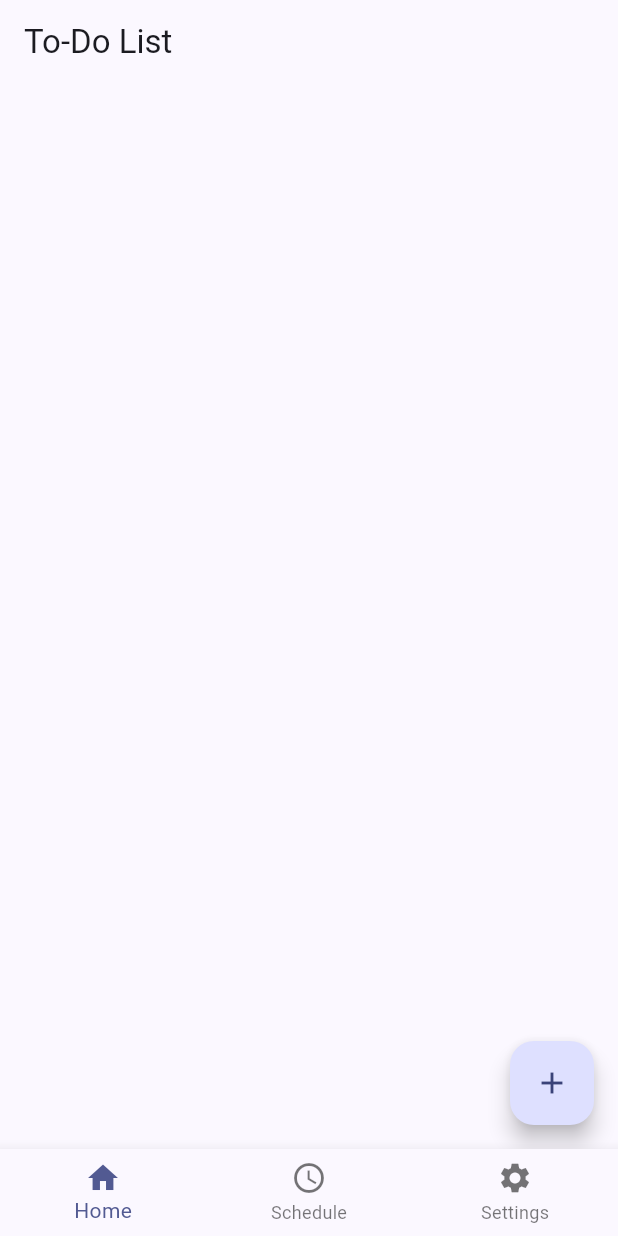
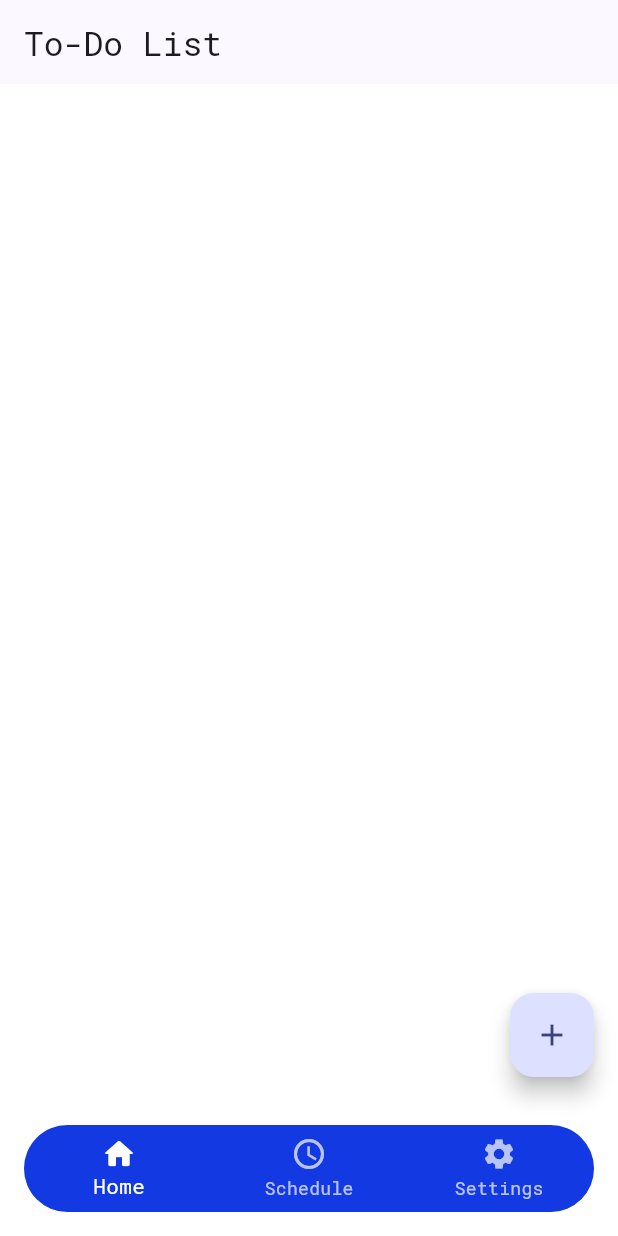
Before and after one commit to farah-bot/noko, a Flutter app: the screen it shows after launch, on a phone screen of 412 x 824 dp. Run offline on Flutter 3.47's test engine with Material 3 defaults, Android fonts, the phone set to English and light mode, and no system bars; our stand-ins replace google_fonts.

Commit message:
style: update bottom nav styling and change font

```diff
--- a/lib/main.dart
+++ b/lib/main.dart
@@ -1,5 +1,7 @@
 import 'package:flutter/material.dart';
 import 'package:provider/provider.dart';
+import 'package:google_fonts/google_fonts.dart';
+
 import 'providers/todo_provider.dart';
 import 'screens/home_screen.dart';
 import 'screens/settings_screen.dart';
@@ -24,7 +26,6 @@
 class _MyAppState extends State<MyApp> {
   int _selectedIndex = 0;
 
-
   final List<Widget> _screens = [
     const HomeScreen(),
     const SettingsScreen(),
@@ -44,15 +45,29 @@
       title: 'noko',
       theme: ThemeData(
         useMaterial3: true,
-          colorSchemeSeed: const Color.fromARGB(255, 19, 57, 226)),
+        scaffoldBackgroundColor: Colors.white, // background putih
+        colorSchemeSeed: const Color.fromARGB(255, 19, 57, 226),
+        textTheme: GoogleFonts.robotoMonoTextTheme(
+          Theme.of(context).textTheme,
+        ),
+      ),
       home: Scaffold(
         body: _screens[_selectedIndex],
-        bottomNavigationBar: BottomNavigationBar(
+        bottomNavigationBar: Padding(
+          padding: const EdgeInsets.all(16.0),
+          child: ClipRRect(
+            borderRadius: BorderRadius.circular(30),
+            child: BottomNavigationBar(
               currentIndex: _selectedIndex,
               onTap: _onItemTapped,
-          items: const <BottomNavigationBarItem>[
+              selectedItemColor: Colors.white,
+              unselectedItemColor: Colors.white70,
+              backgroundColor: const Color.fromARGB(255, 19, 57, 226),
+              type: BottomNavigationBarType.fixed,
+              elevation: 8,
+              items: const [
                 BottomNavigationBarItem(
-              icon: Icon(Icons.home),
+                  icon: Icon(Icons.home_rounded),
                   label: 'Home',
                 ),
                 BottomNavigationBarItem(
@@ -66,6 +81,8 @@
               ],
             ),
           ),
+        ),
+      ),
     );
   }
 }
```
Also changed, not shown: pubspec.yaml (+7 -2 lines), pubspec.lock. Lines whose indentation alone changed are shown as unchanged.
